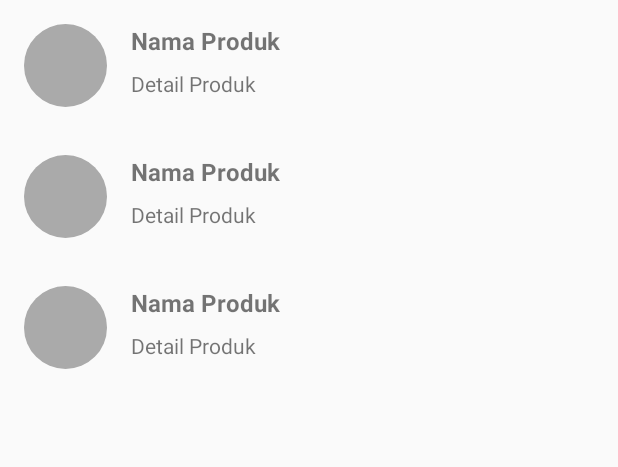
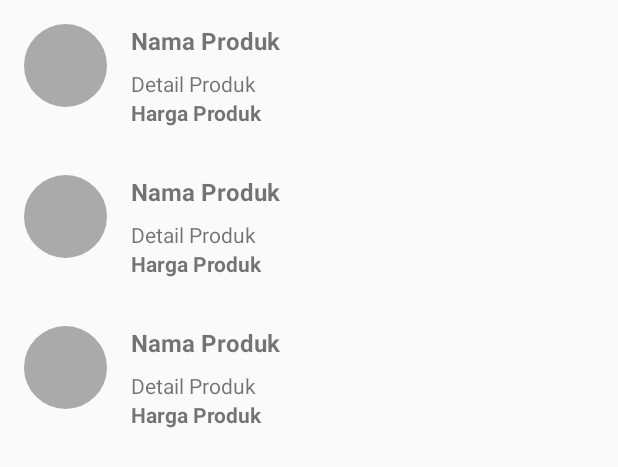
Before and after one commit to rikowijayanto/andro_final_1, an Android app: the layout activity_main.xml on its own in the app's theme, with its tools: preview values and no code run, on a phone screen of 412 x 824 dp. Shown: the top 467 px of the screen. Run offline under Robolectric (Android 15) with nearby library versions, the phone set to English and light mode, and no system bars.

Commit message:
Add stage

```diff
--- a/app/src/main/res/layout/item_row_shop.xml
+++ b/app/src/main/res/layout/item_row_shop.xml
@@ -35,7 +35,7 @@
             android:layout_marginBottom="8dp"
             android:textSize="16sp"
             android:textStyle="bold"
-            tools:text="@string/produk_name" />
+            tools:text="@string/produk_nama" />
 
 
         <TextView
@@ -45,6 +45,15 @@
             android:ellipsize="end"
             android:maxLines="2"
             tools:text="@string/produk_detail" />
+
+        <TextView
+            android:id="@+id/tv_item_harga"
+            android:layout_width="match_parent"
+            android:layout_height="wrap_content"
+            android:ellipsize="end"
+            android:maxLines="2"
+            android:textStyle="bold"
+            tools:text="@string/produk_harga" />
     </LinearLayout>
 
 
--- a/app/src/main/res/values/strings.xml
+++ b/app/src/main/res/values/strings.xml
@@ -2,4 +2,6 @@
     <string name="app_name">Riko Shop</string>
     <string name="produk_name"> Nama Produk </string>/
     <string name="produk_detail" > Detail Produk </string>
+    <string name="produk_nama"> Nama Produk </string>
+    <string name="produk_harga"> Harga Produk </string>
 </resources>
```
Also changed, not shown: app/src/main/java/com/example/rikoshop/Produk.kt (added, +8 -0 lines), app/src/main/java/com/example/rikoshop/ProdukData.kt (added, +77 -0 lines).
